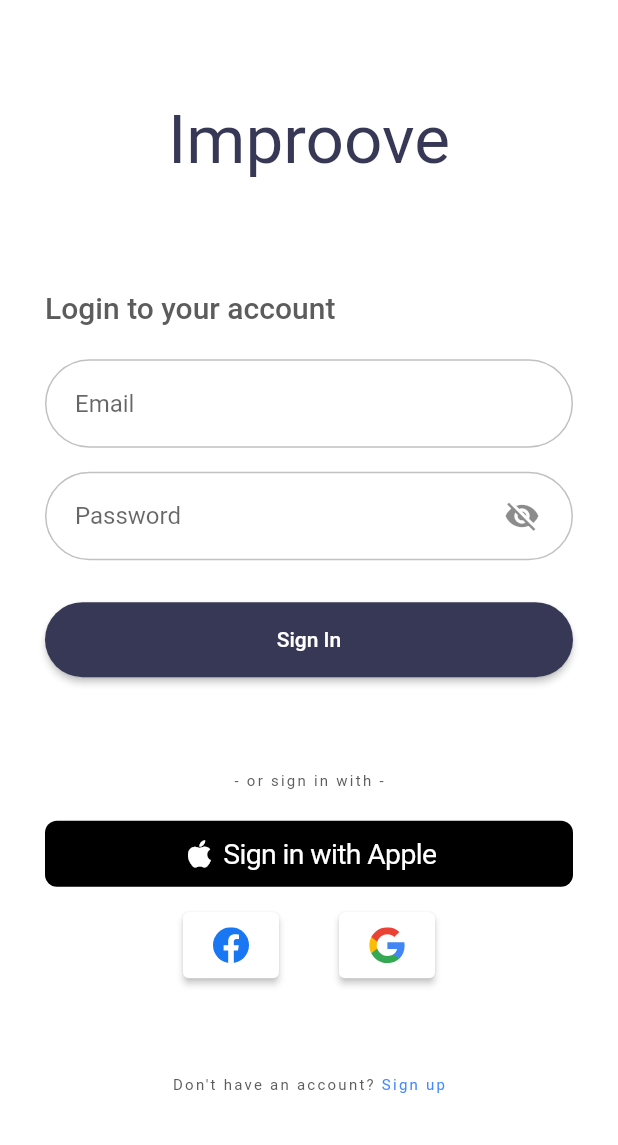
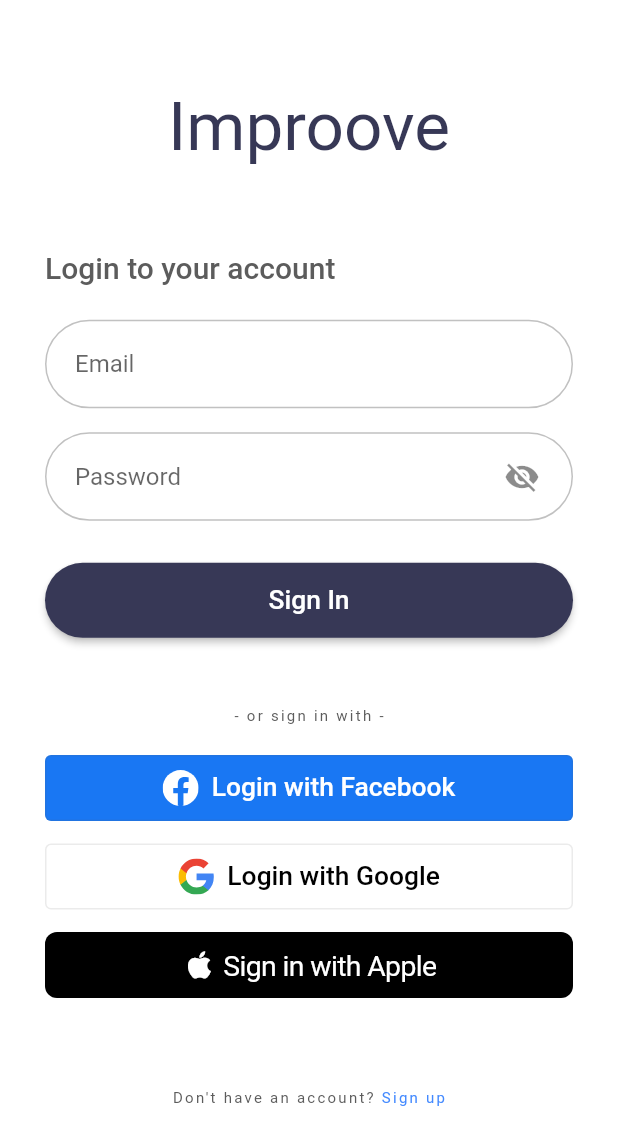
Before and after one commit to matth-ew/improove, a Flutter app: the AuthenticationScreen screen opened directly, on a phone screen of 412 x 824 dp. Shown: the top 1145 px of the screen. Run offline on Flutter 3.47's test engine with Material 2 defaults, Android fonts, the phone set to English and light mode, and no system bars; drawn by our look-alikes of sign_in_with_apple; our stand-ins replace cached_network_image, chewie, dio, expandable_text, file_picker, flutter_redux and 11 more; missing offline and left inert: flutter_facebook_auth, redux_logging, redux_persist; accounts and stored records are empty.

Commit message:
[M] Estetica Social Button

```diff
--- a/lib/main.dart
+++ b/lib/main.dart
@@ -6,6 +6,8 @@
 import 'package:improove/redux/store.dart';
 
 Future<void> main() async {
+  WidgetsFlutterBinding.ensureInitialized();
+  await SystemChrome.setPreferredOrientations([DeviceOrientation.portraitUp]);
   final store = await createStore();
   // runApp(App(store: store));
   runApp(StoreProvider(store: store, child: const App()));
--- a/lib/screens/authentication_screen.dart
+++ b/lib/screens/authentication_screen.dart
@@ -1,3 +1,4 @@
+import 'package:flutter/cupertino.dart';
 import 'package:flutter/material.dart';
 import 'package:flutter_facebook_auth/flutter_facebook_auth.dart';
 import 'package:flutter_redux/flutter_redux.dart';
@@ -22,14 +23,28 @@
 class _AuthenticationScreenState extends State<AuthenticationScreen> {
   bool signIn = true;
 
-  Future<void> _facebookLogin(Function thunkAction, [Function? cb]) async {
+  Future<void> _facebookLogin(Function thunkAction) async {
     try {
       final LoginResult result = await FacebookAuth.instance.login();
       if (result.status == LoginStatus.success) {
         // you are logged
         final AccessToken accessToken = result.accessToken!;
         debugPrint("LOGIN ${accessToken.token}");
-        thunkAction(accessToken.token, cb);
+        thunkAction(
+          accessToken.token,
+          (String? e) {
+            if (e == null) {
+              debugPrint("NOT ERROR");
+              Navigator.of(context).pushReplacement(
+                MaterialPageRoute(
+                  builder: (_) => const NavScreen(),
+                ),
+              );
+            } else {
+              debugPrint("ERROR ${e.toString()}");
+            }
+          },
+        );
         // .then((val) {
         //   final String? token = val?.data['token'] as String?;
         //   final String? msg = val?.data['msg'] as String?;
@@ -45,7 +60,7 @@
     }
   }
 
-  Future<void> _googleLogin(Function thunkAction, [Function? cb]) async {
+  Future<void> _googleLogin(Function thunkAction) async {
     try {
       final GoogleSignIn _googleSignIn = GoogleSignIn(
         scopes: [
@@ -58,7 +73,21 @@
       await _googleSignIn.signIn().then((result) {
         result?.authentication.then((googleKey) {
           if (googleKey.accessToken != null) {
-            thunkAction(googleKey.accessToken!, cb);
+            thunkAction(
+              googleKey.accessToken!,
+              (String? e) {
+                if (e == null) {
+                  debugPrint("NOT ERROR");
+                  Navigator.of(context).pushReplacement(
+                    MaterialPageRoute(
+                      builder: (_) => const NavScreen(),
+                    ),
+                  );
+                } else {
+                  debugPrint("ERROR ${e.toString()}");
+                }
+              },
+            );
             // .then((val) {
             //   final String? token = val?.data['token'] as String?;
             //   final String? msg = val?.data['msg'] as String?;
@@ -76,7 +105,7 @@
     }
   }
 
-  Future<void> _appleLogin(Function thunkAction, [Function? cb]) async {
+  Future<void> _appleLogin(Function thunkAction) async {
     try {
       final credential = await SignInWithApple.getAppleIDCredential(
         scopes: [
@@ -92,7 +121,21 @@
       );
 
       debugPrint("APPLE CRED: ${credential.authorizationCode}");
-      thunkAction(credential.authorizationCode, cb);
+      thunkAction(
+        credential.authorizationCode,
+        (String? e) {
+          if (e == null) {
+            debugPrint("NOT ERROR");
+            Navigator.of(context).pushReplacement(
+              MaterialPageRoute(
+                builder: (_) => const NavScreen(),
+              ),
+            );
+          } else {
+            debugPrint("ERROR ${e.toString()}");
+          }
+        },
+      );
     } catch (error) {
       debugPrint(error.toString());
     }
@@ -106,6 +149,8 @@
     final colorScheme = Theme.of(context).colorScheme;
     // final buttonTheme = Theme.of(context).buttonTheme;
     final textTheme = Theme.of(context).textTheme;
+    const height = 44.0;
+    const fontSize = height * 0.40;
     return StoreConnector(
       converter: (Store<AppState> store) => _ViewModel.fromStore(store),
       builder: (BuildContext context, _ViewModel vm) {
@@ -128,7 +173,10 @@
                         ),
                       ),
                     ),
-                    if (signIn) const LoginForm() else const SignupForm(),
+                    if (signIn)
+                      const LoginForm(fontSize: fontSize)
+                    else
+                      const SignupForm(fontSize: fontSize),
                     Column(
                       children: [
                         Padding(
@@ -143,96 +191,86 @@
                           ),
                         ),
                         Padding(
-                          padding: const EdgeInsets.only(bottom: 15),
-                          child: SignInWithAppleButton(
-                            onPressed: () => _appleLogin(
-                              vm.appleLogin,
-                              (String? e) {
-                                if (e == null) {
-                                  debugPrint("NOT ERROR");
-                                  Navigator.of(context).pushReplacement(
-                                    MaterialPageRoute(
-                                      builder: (_) => const NavScreen(),
+                          padding: const EdgeInsets.only(bottom: 15.0),
+                          child: SizedBox(
+                            height: height,
+                            child: SizedBox.expand(
+                              child: OutlinedButton(
+                                onPressed: () =>
+                                    _facebookLogin(vm.facebookLogin),
+                                style: ButtonStyle(
+                                  backgroundColor:
+                                      MaterialStateProperty.all<Color>(
+                                    const Color.fromRGBO(25, 119, 243, 1),
                                   ),
-                                  );
-                                } else {
-                                  debugPrint("ERROR ${e.toString()}");
-                                }
-                              },
+                                ),
+                                child: Row(
+                                  mainAxisAlignment: MainAxisAlignment.center,
+                                  children: [
+                                    SvgPicture.asset(
+                                      'assets/icons/facebook.svg',
+                                      height: 24,
+                                    ),
+                                    const Text(
+                                      "  Login with Facebook",
+                                      style: TextStyle(
+                                        fontSize: fontSize,
+                                        color: Colors.white,
+                                      ),
+                                    ),
+                                  ],
                                 ),
                               ),
                             ),
-                        Row(
-                          mainAxisAlignment: MainAxisAlignment.center,
-                          children: [
-                            ElevatedButton(
-                              onPressed: () => _facebookLogin(
-                                vm.facebookLogin,
-                                (String? e) {
-                                  if (e == null) {
-                                    debugPrint("NOT ERROR");
-                                    Navigator.of(context).pushReplacement(
-                                      MaterialPageRoute(
-                                        builder: (_) => const NavScreen(),
                           ),
-                                    );
-                                  } else {
-                                    debugPrint("ERROR ${e.toString()}");
-                                  }
-                                },
                         ),
+                        Padding(
+                          padding: const EdgeInsets.only(bottom: 15.0),
+                          child: SizedBox(
+                            height: height,
+                            child: SizedBox.expand(
+                              child: OutlinedButton(
+                                onPressed: () => _googleLogin(vm.googleLogin),
                                 style: ButtonStyle(
-                                padding: MaterialStateProperty.all(
-                                    const EdgeInsets.fromLTRB(15, 10, 15, 10)),
                                   backgroundColor:
                                       MaterialStateProperty.all<Color>(
                                           colorScheme.background),
                                 ),
-                              child: SvgPicture.asset(
-                                'assets/icons/facebook.svg',
-                                height: 24,
-                              ),
-                            ),
-                            const SizedBox(
-                              width: 40,
-                            ),
-                            ElevatedButton(
-                              onPressed: () => _googleLogin(
-                                vm.googleLogin,
-                                (String? e) {
-                                  if (e == null) {
-                                    debugPrint("NOT ERROR");
-                                    Navigator.of(context).pushReplacement(
-                                      MaterialPageRoute(
-                                        builder: (_) => const NavScreen(),
-                                      ),
-                                    );
-                                  } else {
-                                    debugPrint("ERROR ${e.toString()}");
-                                  }
-                                },
-                              ),
-                              style: ButtonStyle(
-                                padding: MaterialStateProperty.all(
-                                    const EdgeInsets.fromLTRB(15, 10, 15, 10)),
-                                backgroundColor:
-                                    MaterialStateProperty.all<Color>(
-                                        colorScheme.background),
-                              ),
-                              child: SvgPicture.asset(
+                                child: Row(
+                                  mainAxisAlignment: MainAxisAlignment.center,
+                                  children: [
+                                    SvgPicture.asset(
                                       'assets/icons/google.svg',
                                       height: 24,
                                     ),
-                            ),
-                            // ElevatedButton(
-                            //   onPressed: _appleLogin,
-                            //   child: SvgPicture.asset('assets/icons/apple.svg'),
-                            // ),
-                          ],
+                                    Text(
+                                      "  Login with Google",
+                                      style: TextStyle(
+                                          fontSize: fontSize,
+                                          color: colorScheme.onSecondary),
                                     ),
                                   ],
                                 ),
+                              ),
+                            ),
+                          ),
+                        ),
                         Padding(
+                          padding: const EdgeInsets.only(bottom: 15),
+                          child: SignInWithAppleButton(
+                            height: height,
+                            onPressed: () => _appleLogin(vm.appleLogin),
+                          ),
+                        ),
+                      ],
+                    ),
+                    GestureDetector(
+                      onTap: () {
+                        setState(() {
+                          signIn = !signIn;
+                        });
+                      },
+                      child: Padding(
                         padding: const EdgeInsets.all(20.0),
                         child: Row(
                           mainAxisAlignment: MainAxisAlignment.center,
@@ -246,11 +284,6 @@
                               ),
                             ),
                             InkWell(
-                            onTap: () {
-                              setState(() {
-                                signIn = !signIn;
-                              });
-                            },
                               child: Text(
                                 signIn ? "Sign up" : "Sign in",
                                 style: textTheme.overline?.copyWith(
@@ -259,6 +292,7 @@
                               ),
                             ),
                           ],
+                        ),
                       ),
                     ),
                   ],
--- a/lib/screens/authentication_widgets/login_form.dart
+++ b/lib/screens/authentication_widgets/login_form.dart
@@ -7,7 +7,11 @@
 import '../nav_screen.dart';
 
 class LoginForm extends StatefulWidget {
-  const LoginForm({Key? key}) : super(key: key);
+  final double? fontSize;
+  const LoginForm({
+    Key? key,
+    this.fontSize = 24,
+  }) : super(key: key);
 
   @override
   _LoginFormState createState() => _LoginFormState();
@@ -184,7 +188,8 @@
                         minimumSize: const Size(double.infinity, 50),
                         shape: const StadiumBorder(),
                       ),
-                      child: const Text('Sign In'),
+                      child: Text('Sign In',
+                          style: TextStyle(fontSize: widget.fontSize)),
                     ),
                   ),
                 ],
--- a/lib/screens/settings_widgets/change_personal_info.dart
+++ b/lib/screens/settings_widgets/change_personal_info.dart
@@ -12,7 +12,6 @@
     required this.submit,
   }) : super(key: key);
 
-  @override
   @override
   _ChangePersonalInfoState createState() => _ChangePersonalInfoState();
 }
```
Also changed, not shown: lib/screens/authentication_widgets/signup_form.dart (+10 -2 lines), assets/icons/facebook.svg. Lines whose indentation alone changed are shown as unchanged.
